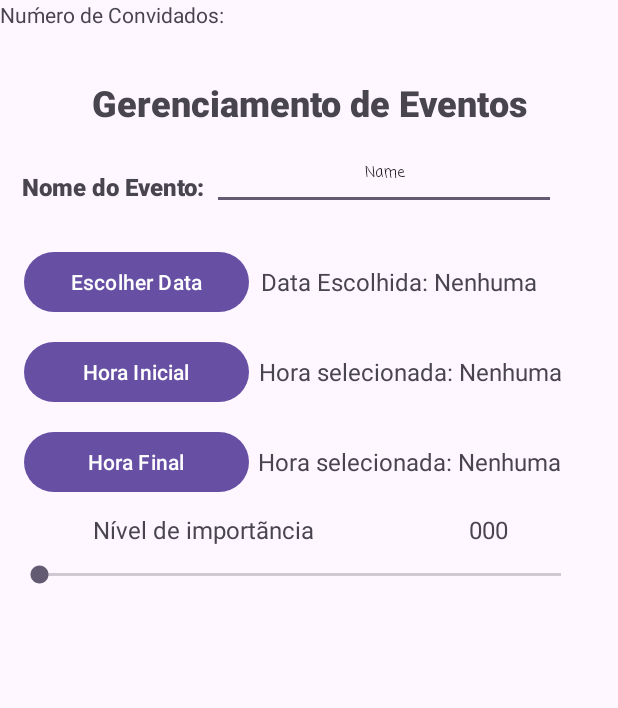
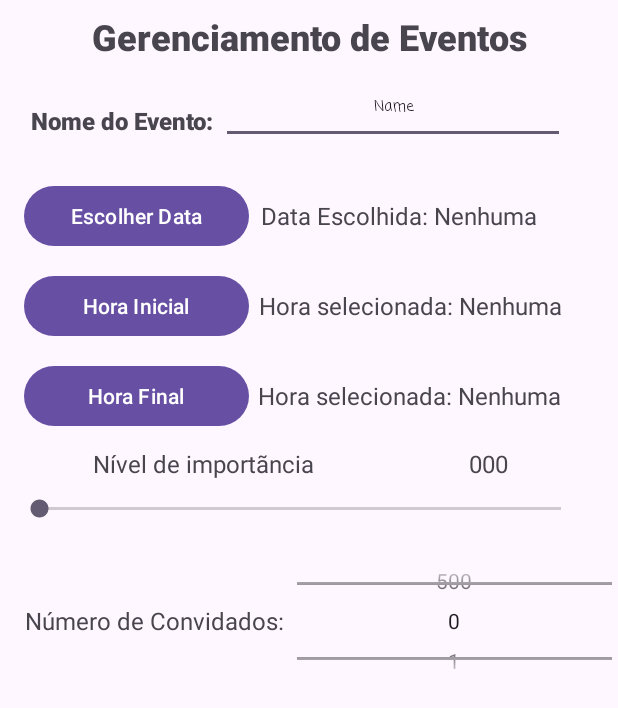
Before and after one commit to BRADDTELES/appEventos, an Android app: the screen it shows after launch (MainActivity), on a phone screen of 412 x 824 dp. Shown: the top 708 px of the screen. Run offline under Robolectric (Android 15) with nearby library versions, the phone set to English and light mode, and no system bars.

Commit message:
Finalizado o NumberPicker, inserido as linhas de códigos do NumberPicker na aba Code e organizando o layout de posicionamentos

```diff
--- a/app/src/main/java/com/example/appeventos/MainActivity.java
+++ b/app/src/main/java/com/example/appeventos/MainActivity.java
@@ -7,6 +7,7 @@ import android.view.View;
 import android.widget.Button;
 import android.widget.DatePicker;
 import android.widget.EditText;
+import android.widget.NumberPicker;
 import android.widget.SeekBar;
 import android.widget.TextView;
 import android.widget.TimePicker;
@@ -26,6 +27,8 @@ public class MainActivity extends AppCompatActivity {
     Button selecionarHoraFinalButton;
     TextView numeracaoNivelTextView;
     SeekBar numeracaoNivelSeekBar;
+    TextView convidadoTextView;
+    NumberPicker convidadoNumberPicker;
 
     @Override
     protected void onCreate(Bundle savedInstanceState) {
@@ -67,6 +70,19 @@ public class MainActivity extends AppCompatActivity {
             public void onStopTrackingTouch(SeekBar seekBar) {
             }
         });
+
+        convidadoTextView = findViewById(R.id.convidadoTextView);
+        convidadoNumberPicker = findViewById(R.id.convidadoNumberPicker);
+
+        convidadoNumberPicker.setMinValue(0);
+        convidadoNumberPicker.setMaxValue(500);
+
+        convidadoNumberPicker.setOnValueChangedListener(new NumberPicker.OnValueChangeListener() {
+            @Override
+            public void onValueChange(NumberPicker numberPicker, int oldVal, int newVal) {
+                convidadoTextView.setText("Número de convidados: \n" + newVal);
+            }
+        });
     }
 
     public void escolherDataButtonAction(View view){
--- a/app/src/main/res/layout/activity_main.xml
+++ b/app/src/main/res/layout/activity_main.xml
@@ -11,9 +11,8 @@
         android:id="@+id/linearLayout"
         android:layout_width="match_parent"
         android:layout_height="40dp"
-        android:layout_marginBottom="680dp"
+        android:layout_marginTop="8dp"
         android:orientation="vertical"
-        app:layout_constraintBottom_toBottomOf="parent"
         app:layout_constraintEnd_toEndOf="parent"
         app:layout_constraintStart_toStartOf="parent"
         app:layout_constraintTop_toTopOf="parent">
@@ -30,11 +29,11 @@
     </LinearLayout>
 
     <LinearLayout
-        android:id="@+id/linearLayout3"
+        android:id="@+id/linearLayout1"
         android:layout_width="380dp"
         android:layout_height="66dp"
-        android:layout_marginStart="10dp"
         android:orientation="vertical"
+        app:layout_constraintEnd_toEndOf="parent"
         app:layout_constraintStart_toStartOf="parent"
         app:layout_constraintTop_toBottomOf="@+id/linearLayout">
 
@@ -74,7 +73,7 @@
         android:orientation="vertical"
         app:layout_constraintEnd_toEndOf="parent"
         app:layout_constraintStart_toStartOf="parent"
-        app:layout_constraintTop_toBottomOf="@+id/linearLayout3">
+        app:layout_constraintTop_toBottomOf="@+id/linearLayout1">
 
         <LinearLayout
             android:layout_width="match_parent"
@@ -149,6 +148,7 @@
     </LinearLayout>
 
     <LinearLayout
+        android:id="@+id/linearLayout3"
         android:layout_width="380dp"
         android:layout_height="80dp"
         android:layout_marginStart="10dp"
@@ -197,11 +197,13 @@
     </LinearLayout>
 
     <LinearLayout
-        android:layout_width="408dp"
+        android:id="@+id/linearLayout4"
+        android:layout_width="400dp"
         android:layout_height="80dp"
+        android:layout_marginStart="8dp"
         android:orientation="vertical"
-        tools:layout_editor_absoluteX="1dp"
-        tools:layout_editor_absoluteY="373dp">
+        app:layout_constraintStart_toStartOf="parent"
+        app:layout_constraintTop_toBottomOf="@+id/linearLayout3">
 
         <LinearLayout
             android:layout_width="match_parent"
@@ -209,11 +211,18 @@
             android:orientation="horizontal">
 
             <TextView
-                android:id="@+id/textView4"
-                android:layout_width="13dp"
-                android:layout_height="wrap_content"
+                android:id="@+id/convidadoTextView"
+                android:layout_width="match_parent"
+                android:layout_height="match_parent"
                 android:layout_weight="1"
-                android:text="@string/text_view_convidados" />
+                android:gravity="center"
+                android:text="@string/text_view_convidados"
+                android:textSize="16sp" />
+
+            <NumberPicker
+                android:id="@+id/convidadoNumberPicker"
+                android:layout_width="210dp"
+                android:layout_height="wrap_content"></NumberPicker>
 
         </LinearLayout>
     </LinearLayout>
--- a/app/src/main/res/values/strings.xml
+++ b/app/src/main/res/values/strings.xml
@@ -10,5 +10,5 @@
     <string name="label_hora_final_selecionada">Hora selecionada: Nenhuma</string>
     <string name="text_view_nivel">Nível de importãncia</string>
     <string name="text_view_000">000</string>
-    <string name="text_view_convidados">Nuḿero de Convidados:</string>
+    <string name="text_view_convidados">Número de Convidados:</string>
 </resources>
```
